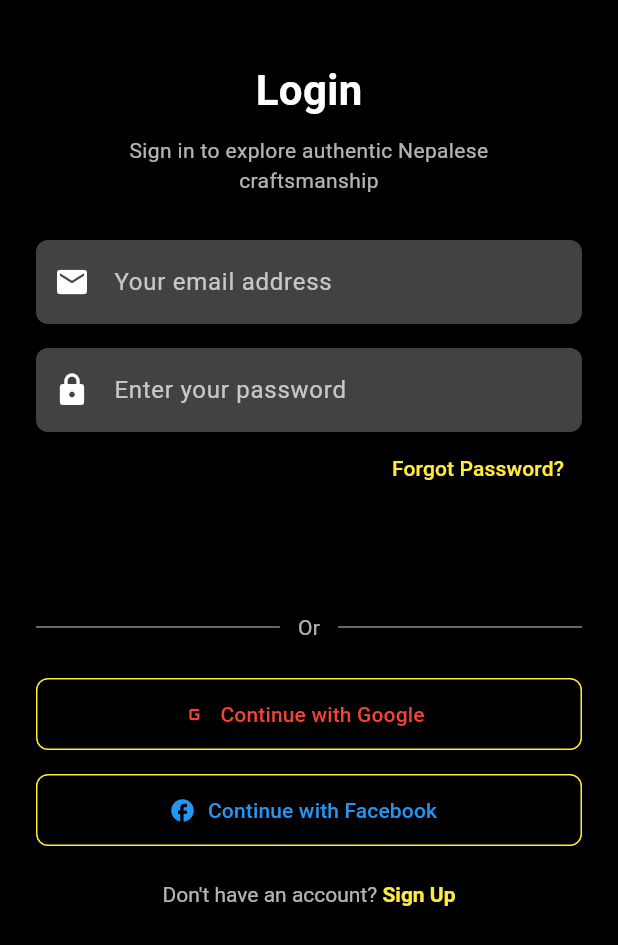
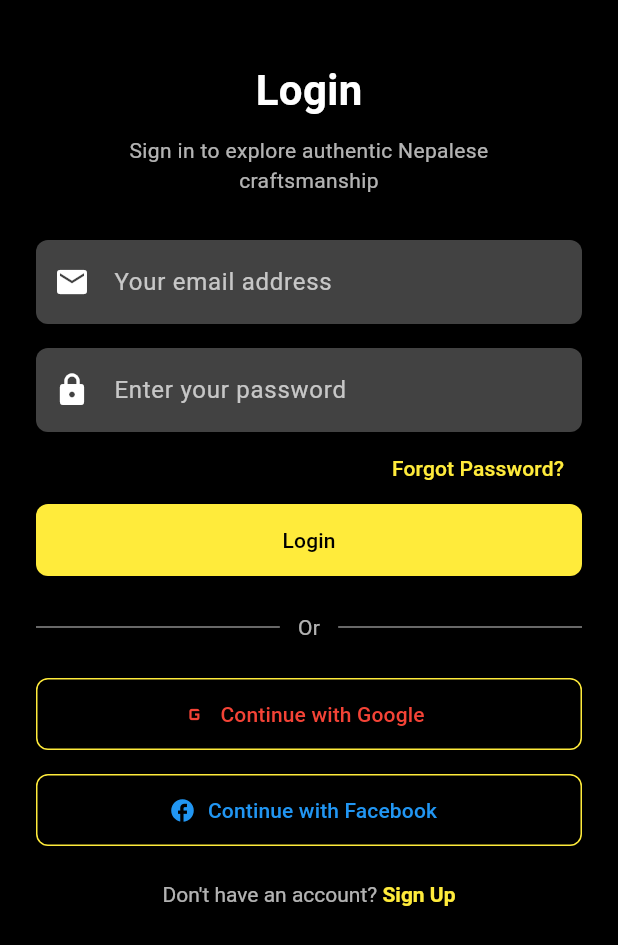
Before and after one commit to Ritesh230087/Rolo, a Flutter app: the LoginScreen screen opened directly, on a phone screen of 412 x 824 dp. Shown: the top 945 px of the screen. Run offline on Flutter 3.47's test engine with Material 3 defaults, Android fonts, the phone set to English and light mode, and no system bars.

Commit message:
Login Screen Completed

```diff
--- a/lib/view/login_page_view.dart
+++ b/lib/view/login_page_view.dart
@@ -13,7 +13,20 @@ class _LoginScreenState extends State<LoginScreen> {
   final TextEditingController _passwordController = TextEditingController();
   String? error;
 
+  void _login() {
+    String email = _emailController.text.trim();
+    String password = _passwordController.text.trim();
 
+    if (email.contains('admin') && password.contains('admin')) {
+          // showMySnackBar(context: context, message: "Login Successful");
+      Navigator.pushReplacement(
+        context,
+        // MaterialPageRoute(builder: (context) => const DashboardPage()),
+      );
+    } else {
+          // showMySnackBar(context: context, message: "Invalid Email or Password", color: Colors.red);
+    }
+  }
 
   @override
   Widget build(BuildContext context) {
@@ -98,17 +111,17 @@ class _LoginScreenState extends State<LoginScreen> {
               SizedBox(
                 width: double.infinity,
                 height: 48,
-                // child: ElevatedButton(
-                //   style: ElevatedButton.styleFrom(
-                //     backgroundColor: Colors.yellow,
-                //     foregroundColor: Colors.black,
-                //     shape: RoundedRectangleBorder(
-                //       borderRadius: BorderRadius.circular(8),
-                //     ),
-                //   ),
-                //   onPressed: _login,
-                //   child: const Text('Login'),
-                // ),
+                child: ElevatedButton(
+                  style: ElevatedButton.styleFrom(
+                    backgroundColor: Colors.yellow,
+                    foregroundColor: Colors.black,
+                    shape: RoundedRectangleBorder(
+                      borderRadius: BorderRadius.circular(8),
+                    ),
+                  ),
+                  onPressed: _login,
+                  child: const Text('Login'),
+                ),
               ),
               const SizedBox(height: 24),
 
```
